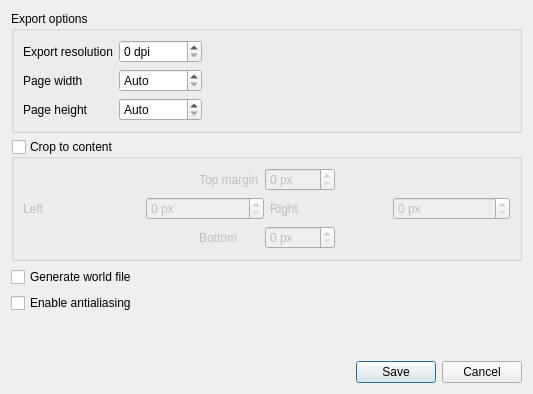
qgis/QGIS, file src/ui/layout/qgslayoutimageexportoptions.ui: the form before one commit.
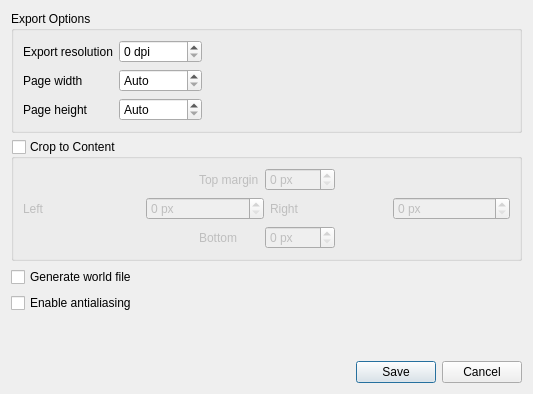
The form after the commit. Custom widgets are drawn as their Qt base class.

```diff
--- a/src/ui/layout/qgslayoutimageexportoptions.ui
+++ b/src/ui/layout/qgslayoutimageexportoptions.ui
@@ -17,7 +17,7 @@
    <item>
     <widget class="QGroupBox" name="groupBox">
      <property name="title">
-      <string>Export options</string>
+      <string>Export Options</string>
      </property>
      <layout class="QGridLayout" name="gridLayout">
       <item row="0" column="0" colspan="2">
@@ -120,7 +120,7 @@
    <item>
     <widget class="QgsCollapsibleGroupBoxBasic" name="mClipToContentGroupBox">
      <property name="title">
-      <string>Crop to content</string>
+      <string>Crop to Content</string>
      </property>
      <property name="checkable">
       <bool>true</bool>
```
